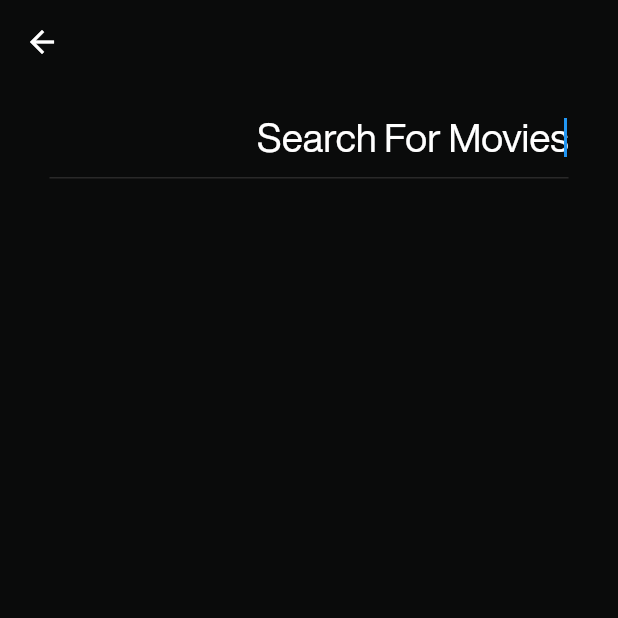
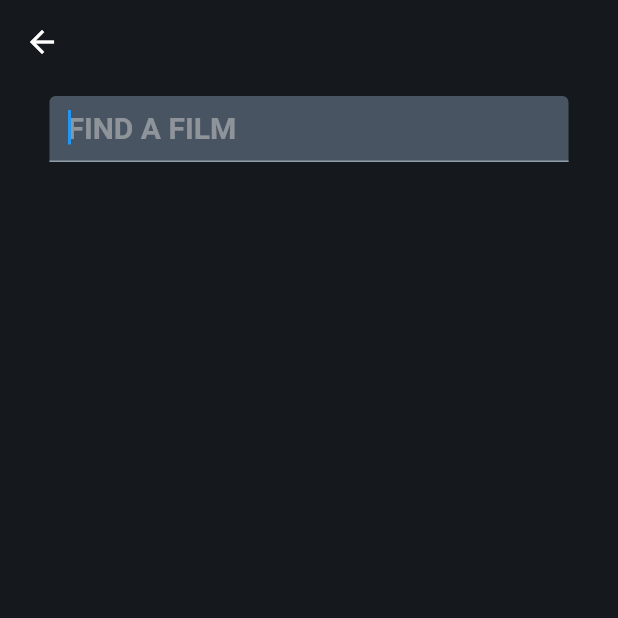
Before and after one commit to tanishq5414/mitt-arv, a Flutter app: the screen it shows after launch, after a tap on the "search" icon, on a phone screen of 412 x 824 dp, the top half of it. Run offline on Flutter 3.47's test engine with Material 2 defaults, Android fonts, the phone set to English and light mode, and no system bars; our stand-ins replace cached_network_image, dio, flutter_rating_bar, flutter_riverpod, fpdart, lazy_load_scrollview and 1 more; missing offline and left inert: flutter_octicons; network calls fail; Roboto replaces fonts that are missing (SFPro); statements that could not run were skipped.

Commit message:
improved ui of homepage and search page

```diff
--- a/lib/features/home/views/homepage.dart
+++ b/lib/features/home/views/homepage.dart
@@ -2,6 +2,7 @@ import 'dart:math';
 
 import 'package:cached_network_image/cached_network_image.dart';
 import 'package:flutter/material.dart';
+import 'package:flutter_rating_bar/flutter_rating_bar.dart';
 import 'package:flutter_riverpod/flutter_riverpod.dart';
 import 'package:lazy_load_scrollview/lazy_load_scrollview.dart';
 import 'package:mittarv/common/movie_preview_component.dart';
@@ -43,7 +44,7 @@ class _HomePageViewState extends ConsumerState<HomePageView> {
 
   void _scrollListener() {
     _scrollPosition = _scrollController.position.pixels;
-    double opacity = _scrollPosition / 600;
+    double opacity = _scrollPosition / 300;
     opacity = opacity.clamp(0, 1);
     setState(() {
       backgroundOpacity = opacity;
@@ -89,7 +90,7 @@ class _HomePageViewState extends ConsumerState<HomePageView> {
     final luminance = dominantColor.computeLuminance();
     // Decide text color based on luminance
     if (luminance < 0.5) {
-      _iconColor = Colors.white;
+      _iconColor = const Color(0xffD8E0E8);
     } else {
       _iconColor = Colors.black;
     }
@@ -103,17 +104,59 @@ class _HomePageViewState extends ConsumerState<HomePageView> {
       child: Scaffold(
         extendBodyBehindAppBar: true,
         appBar: AppBar(
-          toolbarHeight: 80,
-          centerTitle: true,
-          backgroundColor: Colors.transparent,
+          automaticallyImplyLeading: false,
+          title: Container(
+            margin: const EdgeInsets.only(left: 20),
+            child: Row(
+              children: [
+                SizedBox(
+                  width: 55,
+                  child: Stack(
+                  children: [
+                    Container(
+                      decoration: const BoxDecoration(
+                        shape: BoxShape.circle,
+                        color: Pallete.blueColor,
+                      ),
+                      height: 20,
+                      width: 18,
+                    ),
+                    Positioned(
+                      left: 16,
+                      child: Container(
+                        decoration: const BoxDecoration(
+                          shape: BoxShape.circle,
+                          color: Pallete.orangeColor,
+                        ),
+                        height: 20,
+                        width: 18,
+                      ),
+                    ),
+                    Positioned(
+                      left: 16*2,
+                      child: Container(
+                        decoration: const BoxDecoration(
+                          shape: BoxShape.circle,
+                          color: Pallete.greenColor,
+                        ),
+                        height: 20,
+                        width: 18,
+                      ),
+                    ),
+                  ],
+                              ),
+                ),
+                Text('Postalboxed', style: Theme.of(context).textTheme.titleMedium!.copyWith(
+                  fontSize: 22,
+                  fontWeight: FontWeight.bold,
+                )),
+              ],
+            ),
+          ),
+          backgroundColor: (_scrollPosition<100)?Pallete.deepBlueColor.withOpacity(0.1):Pallete.deepBlueColor,
           actions: [
-            Container(
-              margin: const EdgeInsets.only(right: 20),
-              decoration: BoxDecoration(
-                color: _iconColor.withOpacity(0.5),
-                shape: BoxShape.circle,
-              ),
-              child: IconButton(
+            IconButton(
+              iconSize: 30,
               style: IconButton.styleFrom(
                 backgroundColor: _iconColor,
                 shape: const CircleBorder(),
@@ -125,6 +168,13 @@ class _HomePageViewState extends ConsumerState<HomePageView> {
                 );
               },
               icon: const Icon(Icons.search),
+            ),
+            const SizedBox(width: 10),
+            Container(
+              margin: const EdgeInsets.only(right: 20),
+              child: CircleAvatar(
+                radius: 14,
+                backgroundColor: _iconColor,
               ),
             ),
           ],
@@ -140,28 +190,25 @@ class _HomePageViewState extends ConsumerState<HomePageView> {
                           Stack(
                             children: [
                               Container(
-                                height: size.height * 0.65,
+                                height: size.height * 0.3,
                                 width: size.width,
                                 decoration: BoxDecoration(
                                   image: DecorationImage(
                                     image: CachedNetworkImageProvider(
-                                      "$tmdbImageURL/${trendingMovies[bannerIndex].posterPath}",
+                                      "$tmdbImageURL/${trendingMovies[bannerIndex].backdropPath}",
                                     ),
-                                    fit: BoxFit.cover,
+                                    fit: BoxFit.fitHeight,
                                   ),
                                 ),
                               ),
                               Container(
-                                height: size.height * 0.65,
+                                height: size.height * 0.3,
                                 width: size.width,
-                                decoration: const BoxDecoration(
+                                decoration: BoxDecoration(
                                   gradient: LinearGradient(
                                     colors: [
                                       Colors.transparent,
-                                      Colors.transparent,
-                                      Colors.transparent,
-                                      Colors.transparent,
-                                      Colors.transparent,
+                                      Pallete.backgroundColor.withOpacity(0.5),
                                       Pallete.backgroundColor,
                                     ],
                                     begin: Alignment.topCenter,
@@ -170,7 +217,7 @@ class _HomePageViewState extends ConsumerState<HomePageView> {
                                 ),
                               ),
                               Container(
-                                height: size.height * 0.65,
+                                height: size.height * 0.3,
                                 width: size.width,
                                 color: Pallete.backgroundColor
                                     .withOpacity(backgroundOpacity),
@@ -182,65 +229,57 @@ class _HomePageViewState extends ConsumerState<HomePageView> {
                               Padding(
                                 padding:
                                     const EdgeInsets.symmetric(horizontal: 25),
-                                child: Row(
+                                child: Column(
                                   mainAxisAlignment:
                                       MainAxisAlignment.spaceBetween,
-                                  children: [
-                                    Column(
-                                      crossAxisAlignment:
-                                          CrossAxisAlignment.start,
                                   children: [
                                     Row(
                                       children: [
                                         Text(
-                                              'Rating: ',
+                                          '${trendingMovies[bannerIndex].title} ${trendingMovies[bannerIndex].releaseDate != null ? '(${trendingMovies[bannerIndex].releaseDate!.toString().substring(0, 4)})' : ''}',
                                           style: Theme.of(context)
                                               .textTheme
-                                                  .bodyLarge,
-                                            ),
-                                            Text(
-                                              '${trendingMovies[bannerIndex].voteAverage} ⭐',
-                                              style: Theme.of(context)
-                                                  .textTheme
-                                                  .bodyLarge!
+                                              .titleSmall!
                                               .copyWith(
-                                                    color: const Color.fromARGB(
-                                                        255, 215, 202, 202),
+                                                color: Pallete.whiteColor,
                                               ),
                                         ),
                                       ],
                                     ),
+                                    const SizedBox(height: 5),
+                                    Row(
+                                      mainAxisAlignment:
+                                          MainAxisAlignment.spaceBetween,
+                                      children: [
                                         Text(
                                           '${genreList?.firstWhere((element) => element.id == trendingMovies[bannerIndex].genreIds?[0]).name}',
                                           style: Theme.of(context)
                                               .textTheme
                                               .bodyLarge!
                                               .copyWith(
-                                                color: const Color.fromARGB(
-                                                    255, 215, 202, 202),
+                                                color: Pallete.lightGreyColor,
+                                              ),
+                                        ),
+                                        RatingBar.builder(
+                                          onRatingUpdate: (v) {},
+                                          ignoreGestures: true,
+                                          initialRating:
+                                              (trendingMovies[bannerIndex]
+                                                          .voteAverage! /
+                                                      2)
+                                                  .toDouble(),
+                                          direction: Axis.horizontal,
+                                          itemSize: 15,
+                                          allowHalfRating: true,
+                                          itemCount: 5,
+                                          itemPadding: EdgeInsets.zero,
+                                          itemBuilder: (context, _) => const Icon(
+                                            size: 10,
+                                            Icons.star,
+                                            color: Pallete.whiteColor,
                                           ),
                                         ),
                                       ],
-                                    ),
-                                    Align(
-                                      alignment: Alignment.center,
-                                      child: Container(
-                                        decoration: BoxDecoration(
-                                          border: Border.all(
-                                            color: Pallete.whiteColor,
-                                          ),
-                                          borderRadius:
-                                              BorderRadius.circular(30),
-                                        ),
-                                        child: Padding(
-                                          padding: const EdgeInsets.symmetric(
-                                              horizontal: 30, vertical: 10),
-                                          child: Text('Details',
-                                              style: Theme.of(context)
-                                                  .textTheme
-                                                  .bodyLarge),
-                                        ),
-                                      ),
                                     ),
                                   ],
                                 ),
@@ -268,19 +307,27 @@ class _HomePageViewState extends ConsumerState<HomePageView> {
                             child: Column(
                               children: [
                                 SizedBox(
-                                  height: size.height * 0.75,
+                                  height: size.height * 0.4,
                                 ),
                                 Align(
                                   alignment: Alignment.centerLeft,
-                                  child: Text('Top Rated',
+                                  child: Text('Top Rated Films',
                                       style: Theme.of(context)
                                           .textTheme
-                                          .titleLarge),
+                                          .titleMedium!.copyWith(
+                                            fontSize: 22,
+                                          )),
                                 ),
                                 SizedBox(
                                   height: size.height * 0.02,
                                 ),
-                                ListView.builder(
+                                GridView.builder(
+                                  gridDelegate:
+                                      const SliverGridDelegateWithFixedCrossAxisCount(
+                                    crossAxisCount: 2,
+                                    childAspectRatio: 0.565,
+                                    crossAxisSpacing: 15,
+                                  ),
                                   padding: EdgeInsets.zero,
                                   physics: const NeverScrollableScrollPhysics(),
                                   shrinkWrap: true,
@@ -305,7 +352,8 @@ class _HomePageViewState extends ConsumerState<HomePageView> {
                   ),
           ],
         ),
-        floatingActionButton: (_scrollPosition > 500)?Container(
+        floatingActionButton: (_scrollPosition > 500)
+            ? Container(
                 margin: EdgeInsets.only(bottom: size.height * 0.06),
                 child: FloatingActionButton(
                   backgroundColor: Pallete.greyColor,
@@ -313,7 +361,7 @@ class _HomePageViewState extends ConsumerState<HomePageView> {
                     Icons.arrow_upward,
                     color: Pallete.whiteColor,
                   ),
-            onPressed: (){
+                  onPressed: () {
                     _scrollController.animateTo(
                       0,
                       duration: const Duration(milliseconds: 500),
@@ -321,7 +369,8 @@ class _HomePageViewState extends ConsumerState<HomePageView> {
                     );
                   },
                 ),
-        ): null,
+              )
+            : null,
       ),
     );
   }
--- a/lib/features/movies/controllers/moviecontroller.dart
+++ b/lib/features/movies/controllers/moviecontroller.dart
@@ -1,7 +1,6 @@
 import 'package:flutter/material.dart';
 import 'package:mittarv/apis/movies_api.dart';
 import 'package:flutter_riverpod/flutter_riverpod.dart';
-import 'package:mittarv/core/core.dart';
 import 'package:mittarv/model/genre_model.dart';
 import 'package:mittarv/model/movies_model.dart';
 
--- a/lib/features/search/searchpage.dart
+++ b/lib/features/search/searchpage.dart
@@ -64,39 +64,52 @@ class _SearchPageViewState extends ConsumerState<SearchPageView> {
           padding: const EdgeInsets.symmetric(horizontal: 25),
           child: Column(
             children: [
-              Padding(
+              Container(
+                height: 60,
+                width: size.width,
+                child: Padding(
                   padding: const EdgeInsets.all(8.0),
                   child: TextField(
                     autofocus: true,
-                  textAlign: TextAlign.right,
-                  style: Theme.of(context).textTheme.titleLarge!.copyWith(
+
+                    textAlign: TextAlign.left,
+                    style: Theme.of(context).textTheme.titleMedium!.copyWith(
                           color: Pallete.whiteColor,
                         ),
                     controller: _searchController,
                     decoration: InputDecoration(
-                    hintStyle: Theme.of(context).textTheme.titleLarge!.copyWith(
-                          color: Pallete.whiteColor,
+                      hintStyle: Theme.of(context).textTheme.titleMedium!.copyWith(
+                            color: Pallete.lightGreyColor.withOpacity(0.5),
                           ),
-                    hintText: 'Search For Movies',
+                      fillColor: Pallete.otherBlueColor,
+                      filled: true,
+                      hintText: 'FIND A FILM',
+                      enabledBorder: const UnderlineInputBorder(
+                        borderSide: BorderSide(
+                          color: Color(0xff909Ea9),
+                        ),
+                      ),
                       focusedBorder: const UnderlineInputBorder(
                         borderSide: BorderSide(
-                        color: Pallete.greyColor,
-                      ),
-                    ),
-                    enabledBorder: const UnderlineInputBorder(
-                      borderSide: BorderSide(
-                        color: Pallete.whiteColor,
+                          color: Color(0xff909Ea9),
                         ),
                       ),
                     ),
                     onChanged: _onSearchTextChanged,
                   ),
                 ),
+              ),
+              const SizedBox(height: 30),
               _isLoading
                   ? const Center(child: CircularProgressIndicator())
                   : Expanded(
                       flex: 1,
-                      child: ListView.builder(
+                      child: GridView.builder(
+                        gridDelegate:
+                            const SliverGridDelegateWithFixedCrossAxisCount(
+                          crossAxisCount: 2,
+                          childAspectRatio: 0.574,
+                        ),
                         shrinkWrap: true,
                         itemCount: _searchResults.length,
                         itemBuilder: (context, index) {
--- a/lib/theme/app_theme.dart
+++ b/lib/theme/app_theme.dart
@@ -9,7 +9,7 @@ class AppTheme {
       titleLarge: TextStyle(
         color: Pallete.whiteColor,
         fontSize: 26,
-        fontWeight: FontWeight.normal,
+        fontWeight: FontWeight.w700,
       ),
       titleMedium: TextStyle(
         color: Pallete.whiteColor,
@@ -42,7 +42,7 @@ class AppTheme {
       TargetPlatform.iOS: const ZoomPageTransitionsBuilder(),
     }),
     splashFactory: NoSplash.splashFactory,
-    fontFamily: 'HevleticaNowDisplay',
+    fontFamily: 'SFPro',
     highlightColor: Colors.transparent,
     splashColor: Colors.transparent,
     hoverColor: Colors.transparent,
--- a/lib/theme/pallete.dart
+++ b/lib/theme/pallete.dart
@@ -1,16 +1,18 @@
 import 'package:flutter/material.dart';
 
 class Pallete {
-  static const Color backgroundColor = Color(0xff0A0B0B);
+  static const Color backgroundColor = Color(0xff15191D);
   static const Color greyColor = Color(0xff292929);
   static const Color lightGreyColor = Color(0xffD3D3D3);
   static const Color darkGreyColor = Color(0xffb2b2b2);
   static const Color whiteColor = Colors.white;
   static const Color blackColor = Colors.black;
+  static const Color orangeColor = Color(0xffFF8000);
+  static const Color otherBlueColor = Color(0xff485461);
   static const Color redColor = Color(0xffB72D2D);
   static const Color deepRedColor = Color(0xff731515);
   static const Color blueColor = Color(0xff088395);
-  static const Color deepBlueColor = Color(0xff0A4D68);
+  static const Color deepBlueColor = Color.fromARGB(255, 5, 36, 49);
   static const Color brownColor = Color(0xffA4907C);
   static const Color deepBrownColor = Color(0xff8D7B68);
   static const Color violetColor = Color(0xffA685E2);
```
Also changed, not shown: lib/common/movie_preview_component.dart (+42 -49 lines), pubspec.yaml (+11 -0 lines), pubspec.lock, 3 other files. Lines whose indentation alone changed are shown as unchanged.
